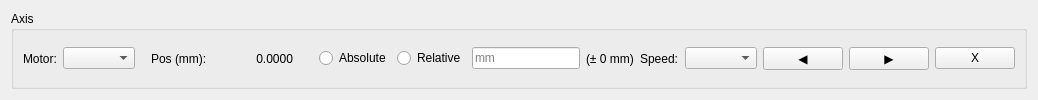
This is src/app/axiscontrollwidget/AxisControlWidget.ui in changhui-pal/QtKohzuController as Qt 5 draws it before an edit. The edited form follows.
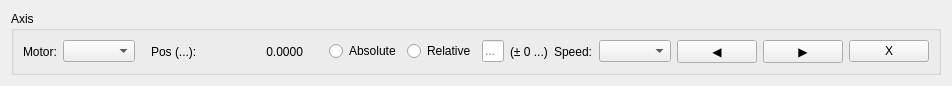
This is the edited form.

The edit to the form file:
```diff
--- a/src/app/axiscontrollwidget/AxisControlWidget.ui
+++ b/src/app/axiscontrollwidget/AxisControlWidget.ui
@@ -2,6 +2,17 @@
 <ui version="4.0">
  <class>AxisControlWidget</class>
  <widget class="QWidget" name="AxisControlWidget">
+  <property name="geometry">
+   <rect>
+    <x>0</x>
+    <y>0</y>
+    <width>852</width>
+    <height>81</height>
+   </rect>
+  </property>
+  <property name="windowTitle">
+   <string>Form</string>
+  </property>
   <layout class="QHBoxLayout" name="horizontalLayout" stretch="1">
    <item>
     <widget class="QGroupBox" name="container">
@@ -38,7 +49,7 @@
       <item>
        <widget class="QLabel" name="label_2">
         <property name="text">
-         <string>Pos (mm):</string>
+         <string>Pos (...):</string>
         </property>
        </widget>
       </item>
@@ -46,7 +57,7 @@
        <widget class="QLabel" name="currentPositionLabel">
         <property name="minimumSize">
          <size>
-          <width>80</width>
+          <width>100</width>
           <height>0</height>
          </size>
         </property>
@@ -91,14 +102,14 @@
       <item>
        <widget class="QLineEdit" name="valueLineEdit">
         <property name="placeholderText">
-         <string>mm</string>
+         <string>...</string>
         </property>
        </widget>
       </item>
       <item>
        <widget class="QLabel" name="rangeLabel">
         <property name="text">
-         <string>(± 0 mm)</string>
+         <string>(± 0 ...)</string>
         </property>
        </widget>
       </item>
```
Left out of the diff: 3 changed lines with no effect on the pictures.
